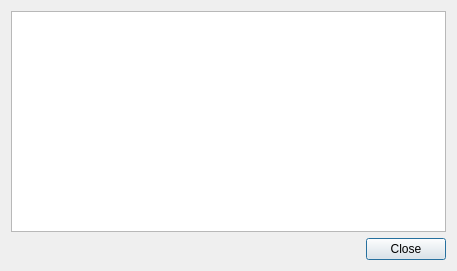
The window that CCMan/tst_info_dlg.ui (jykim74/CCMan) describes before a commit, drawn with Qt 5.
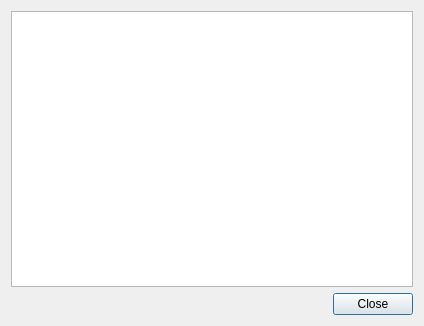
The same window after the commit.

Commit message: UI 개선

Diff of the .ui file:
```diff
--- a/CCMan/tst_info_dlg.ui
+++ b/CCMan/tst_info_dlg.ui
@@ -6,8 +6,8 @@
    <rect>
     <x>0</x>
     <y>0</y>
-    <width>457</width>
-    <height>271</height>
+    <width>424</width>
+    <height>326</height>
    </rect>
   </property>
   <property name="windowTitle">
@@ -15,7 +15,14 @@
   </property>
   <layout class="QVBoxLayout" name="verticalLayout">
    <item>
-    <widget class="QTableWidget" name="mInfoTable"/>
+    <widget class="QTableWidget" name="mInfoTable">
+     <property name="minimumSize">
+      <size>
+       <width>400</width>
+       <height>260</height>
+      </size>
+     </property>
+    </widget>
    </item>
    <item>
     <layout class="QGridLayout" name="gridLayout">
```
Left out of the diff: 2 changed lines with no effect on the pictures. The commit also changes 3 other files.
